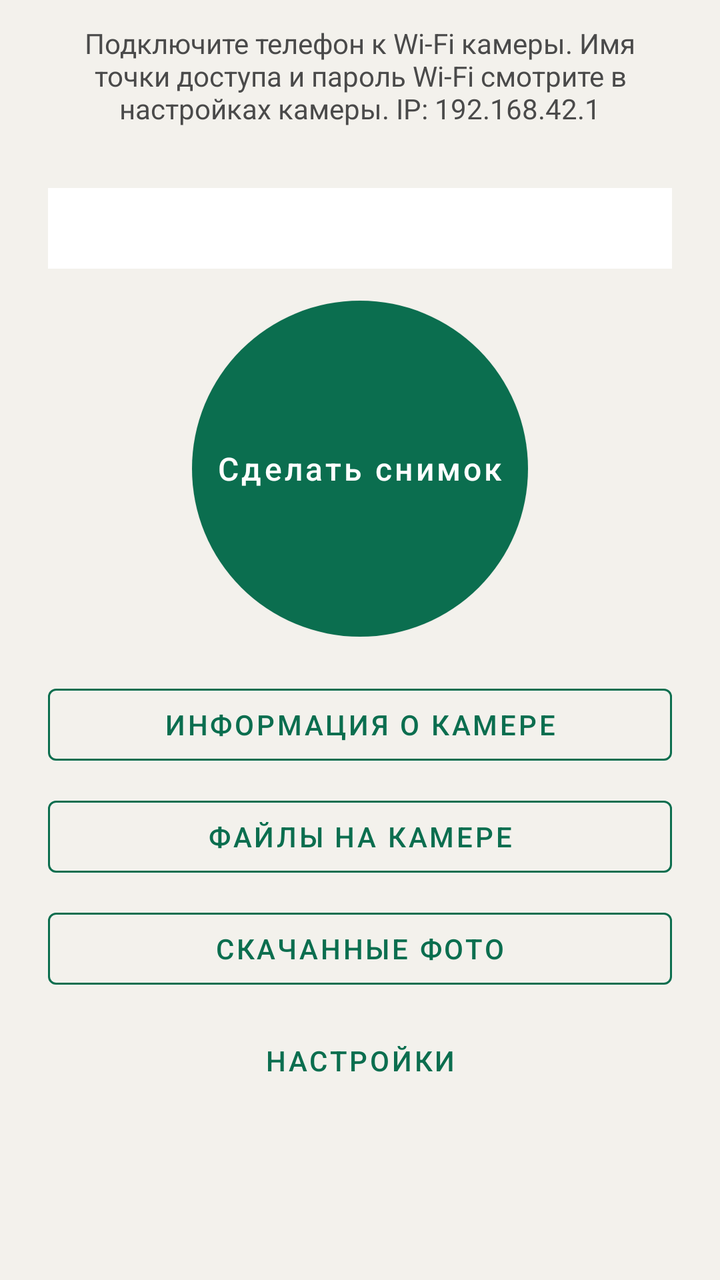
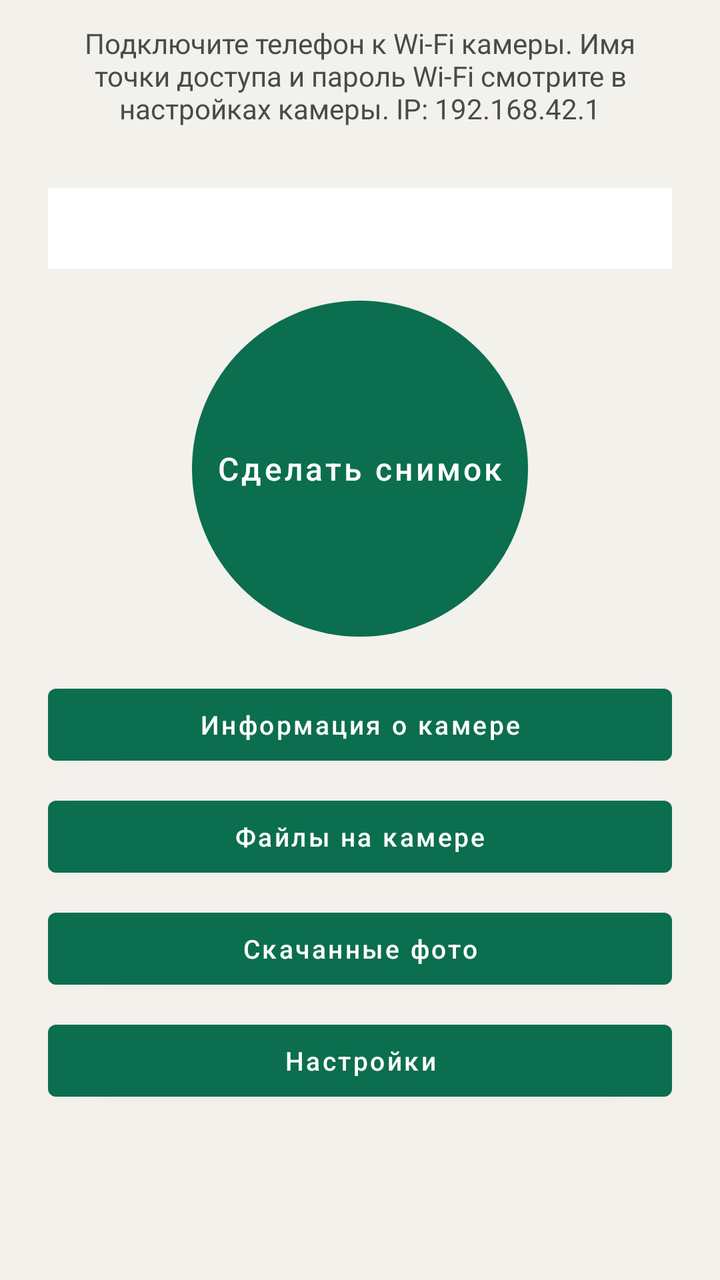

Screens rendered from an Android XML layout before and after an edit, with the pre-edit source and the edit as a unified diff.
<!-- AndroidManifest.xml: application theme Theme.Insta360X5 -->
<!-- res/layout/activity_main.xml -->
<?xml version="1.0" encoding="utf-8"?>
<ScrollView xmlns:android="http://schemas.android.com/apk/res/android"
    xmlns:app="http://schemas.android.com/apk/res-auto"
    android:layout_width="match_parent"
    android:layout_height="match_parent"
    android:background="@color/bg"
    android:fillViewport="true">

    <LinearLayout
        android:layout_width="match_parent"
        android:layout_height="wrap_content"
        android:gravity="center_horizontal"
        android:orientation="vertical"
        android:paddingHorizontal="24dp"
        android:paddingTop="12dp"
        android:paddingBottom="24dp">

        <TextView
            android:id="@+id/statusLine"
            android:layout_width="match_parent"
            android:layout_height="wrap_content"
            android:gravity="center"
            android:text="@string/connect_hint"
            android:textColor="@color/text_secondary"
            android:textSize="14sp" />

        <TextView
            android:id="@+id/modeLine"
            android:layout_width="match_parent"
            android:layout_height="wrap_content"
            android:layout_marginTop="6dp"
            android:gravity="center"
            android:textColor="@color/text_secondary"
            android:textSize="12sp" />

        <ProgressBar
            android:id="@+id/progress"
            style="?android:attr/progressBarStyleHorizontal"
            android:layout_width="match_parent"
            android:layout_height="wrap_content"
            android:layout_marginTop="8dp"
            android:indeterminate="true"
            android:visibility="gone" />

        <TextView
            android:id="@+id/logView"
            android:layout_width="match_parent"
            android:layout_height="wrap_content"
            android:layout_marginTop="8dp"
            android:background="@color/surface"
            android:fontFamily="monospace"
            android:gravity="center"
            android:padding="12dp"
            android:textColor="@color/text_primary"
            android:textIsSelectable="true"
            android:textSize="12sp" />

        <com.google.android.material.button.MaterialButton
            android:id="@+id/btnTakePhoto"
            style="@style/Widget.Insta360X5.Button.Round"
            android:layout_width="168dp"
            android:layout_height="168dp"
            android:layout_marginTop="16dp"
            android:insetTop="0dp"
            android:insetBottom="0dp"
            android:text="@string/take_photo"
            android:textAllCaps="false"
            android:textSize="16sp"
            app:cornerRadius="84dp" />

        <com.google.android.material.button.MaterialButton
            android:id="@+id/btnCameraInfo"
            style="@style/Widget.Insta360X5.Button.Outlined"
            android:layout_width="match_parent"
            android:layout_height="wrap_content"
            android:layout_marginTop="20dp"
            android:text="@string/camera_info" />

        <com.google.android.material.button.MaterialButton
            android:id="@+id/btnFiles"
            style="@style/Widget.Insta360X5.Button.Outlined"
            android:layout_width="match_parent"
            android:layout_height="wrap_content"
            android:layout_marginTop="8dp"
            android:text="@string/files" />

        <com.google.android.material.button.MaterialButton
            android:id="@+id/btnPhotos"
            style="@style/Widget.Insta360X5.Button.Outlined"
            android:layout_width="match_parent"
            android:layout_height="wrap_content"
            android:layout_marginTop="8dp"
            android:text="@string/downloaded_photos" />

        <com.google.android.material.button.MaterialButton
            android:id="@+id/btnSettings"
            style="@style/Widget.Insta360X5.Button.Text"
            android:layout_width="match_parent"
            android:layout_height="wrap_content"
            android:layout_marginTop="8dp"
            android:text="@string/settings" />
    </LinearLayout>
</ScrollView>
<!-- resources referenced by this layout -->
<resources>
  <color name="bg">#FFF3F1EC</color>
  <color name="surface">#FFFFFFFF</color>
  <color name="text_primary">#FF1A1A1A</color>
  <color name="text_secondary">#FF4A4A4A</color>
  <string name="camera_info">Информация о камере</string>
  <string name="connect_hint">Подключите телефон к Wi‑Fi камеры. Имя точки доступа и пароль Wi‑Fi смотрите в настройках камеры. IP: 192.168.42.1</string>
  <string name="downloaded_photos">Скачанные фото</string>
  <string name="files">Файлы на камере</string>
  <string name="settings">Настройки</string>
  <string name="take_photo">Сделать снимок</string>
  <style name="Widget.Insta360X5.Button.Outlined" parent="Widget.MaterialComponents.Button.OutlinedButton">
          <item name="android:textColor">@color/accent</item>
          <item name="strokeColor">@color/accent</item>
          <item name="rippleColor">@color/accent</item>
      </style>
  <style name="Widget.Insta360X5.Button.Round" parent="Widget.MaterialComponents.Button">
          <item name="android:textColor">@color/white</item>
          <item name="backgroundTint">@color/accent</item>
          <item name="cornerRadius">84dp</item>
          <item name="android:padding">12dp</item>
      </style>
  <style name="Widget.Insta360X5.Button.Text" parent="Widget.MaterialComponents.Button.TextButton">
          <item name="android:textColor">@color/accent</item>
      </style>
  <style name="Theme.Insta360X5" parent="Theme.MaterialComponents.Light.DarkActionBar">
          <item name="colorPrimary">@color/accent</item>
          <item name="colorPrimaryDark">@color/accent_dark</item>
          <item name="colorPrimaryVariant">@color/accent_dark</item>
          <item name="colorSecondary">@color/accent</item>
          <item name="colorAccent">@color/accent</item>
          <item name="colorOnPrimary">@color/white</item>
          <item name="colorSurface">@color/surface</item>
          <item name="colorOnSurface">@color/text_primary</item>
          <item name="android:colorBackground">@color/bg</item>
          <item name="android:windowBackground">@color/bg</item>
          <item name="android:statusBarColor">@color/accent_dark</item>
          <item name="android:textColorPrimary">@color/text_primary</item>
          <item name="android:textColorSecondary">@color/text_secondary</item>
          <item name="android:textColor">@color/text_primary</item>
          <item name="android:textColorHint">@color/text_secondary</item>
          <item name="colorControlNormal">@color/text_secondary</item>
          <item name="colorControlActivated">@color/accent</item>
          <item name="actionBarTheme">@style/ThemeOverlay.Insta360X5.ActionBar</item>
          <item name="materialButtonOutlinedStyle">@style/Widget.Insta360X5.Button.Outlined</item>
          <item name="materialButtonStyle">@style/Widget.Insta360X5.Button</item>
      </style>
  <color name="accent">#FF0B6E4F</color>
  <color name="white">#FFFFFFFF</color>
  <color name="accent_dark">#FF084C37</color>
  <style name="ThemeOverlay.Insta360X5.ActionBar" parent="ThemeOverlay.MaterialComponents.Dark.ActionBar">
          <item name="android:textColorPrimary">@color/white</item>
          <item name="colorControlNormal">@color/white</item>
      </style>
  <style name="Widget.Insta360X5.Button" parent="Widget.MaterialComponents.Button">
          <item name="android:textColor">@color/white</item>
          <item name="backgroundTint">@color/accent</item>
      </style>
</resources>

<!-- the commit's change to res/layout/activity_main.xml (unified diff, before → after) -->
@@ -70,7 +70,7 @@
 
         <com.google.android.material.button.MaterialButton
             android:id="@+id/btnCameraInfo"
-            style="@style/Widget.Insta360X5.Button.Outlined"
+            style="@style/Widget.Insta360X5.Button"
             android:layout_width="match_parent"
             android:layout_height="wrap_content"
             android:layout_marginTop="20dp"
@@ -78,7 +78,7 @@
 
         <com.google.android.material.button.MaterialButton
             android:id="@+id/btnFiles"
-            style="@style/Widget.Insta360X5.Button.Outlined"
+            style="@style/Widget.Insta360X5.Button"
             android:layout_width="match_parent"
             android:layout_height="wrap_content"
             android:layout_marginTop="8dp"
@@ -86,7 +86,7 @@
 
         <com.google.android.material.button.MaterialButton
             android:id="@+id/btnPhotos"
-            style="@style/Widget.Insta360X5.Button.Outlined"
+            style="@style/Widget.Insta360X5.Button"
             android:layout_width="match_parent"
             android:layout_height="wrap_content"
             android:layout_marginTop="8dp"
@@ -94,7 +94,7 @@
 
         <com.google.android.material.button.MaterialButton
             android:id="@+id/btnSettings"
-            style="@style/Widget.Insta360X5.Button.Text"
+            style="@style/Widget.Insta360X5.Button"
             android:layout_width="match_parent"
             android:layout_height="wrap_content"
             android:layout_marginTop="8dp"
<!-- resource entries referenced after the edit -->
@@ -10,19 +10,17 @@
   <string name="files">Файлы на камере</string>
   <string name="settings">Настройки</string>
   <string name="take_photo">Сделать снимок</string>
-  <style name="Widget.Insta360X5.Button.Outlined" parent="Widget.MaterialComponents.Button.OutlinedButton">
-          <item name="android:textColor">@color/accent</item>
-          <item name="strokeColor">@color/accent</item>
-          <item name="rippleColor">@color/accent</item>
+  <style name="Widget.Insta360X5.Button.Outlined" parent="Widget.Insta360X5.Button" />
+  <style name="Widget.Insta360X5.DialogButton" parent="Widget.Insta360X5.Button">
+          <item name="android:layout_margin">4dp</item>
+          <item name="android:minWidth">0dp</item>
+          <item name="android:paddingHorizontal">12dp</item>
       </style>
-  <style name="Widget.Insta360X5.Button.Round" parent="Widget.MaterialComponents.Button">
-          <item name="android:textColor">@color/white</item>
-          <item name="backgroundTint">@color/accent</item>
+  <style name="Widget.Insta360X5.Button.Round" parent="Widget.Insta360X5.Button">
           <item name="cornerRadius">84dp</item>
           <item name="android:padding">12dp</item>
-      </style>
-  <style name="Widget.Insta360X5.Button.Text" parent="Widget.MaterialComponents.Button.TextButton">
-          <item name="android:textColor">@color/accent</item>
+          <item name="android:textSize">14sp</item>
+          <item name="android:maxLines">2</item>
       </style>
   <style name="Theme.Insta360X5" parent="Theme.MaterialComponents.Light.DarkActionBar">
           <item name="colorPrimary">@color/accent</item>
@@ -43,6 +41,7 @@
           <item name="colorControlNormal">@color/text_secondary</item>
           <item name="colorControlActivated">@color/accent</item>
           <item name="actionBarTheme">@style/ThemeOverlay.Insta360X5.ActionBar</item>
+          <item name="alertDialogTheme">@style/ThemeOverlay.Insta360X5.Dialog</item>
           <item name="materialButtonOutlinedStyle">@style/Widget.Insta360X5.Button.Outlined</item>
           <item name="materialButtonStyle">@style/Widget.Insta360X5.Button</item>
       </style>
@@ -53,9 +52,18 @@
           <item name="android:textColorPrimary">@color/white</item>
           <item name="colorControlNormal">@color/white</item>
       </style>
+  <style name="ThemeOverlay.Insta360X5.Dialog" parent="ThemeOverlay.MaterialComponents.MaterialAlertDialog">
+          <item name="buttonBarPositiveButtonStyle">@style/Widget.Insta360X5.DialogButton</item>
+          <item name="buttonBarNegativeButtonStyle">@style/Widget.Insta360X5.DialogButton</item>
+          <item name="buttonBarNeutralButtonStyle">@style/Widget.Insta360X5.DialogButton</item>
+      </style>
   <style name="Widget.Insta360X5.Button" parent="Widget.MaterialComponents.Button">
           <item name="android:textColor">@color/white</item>
           <item name="backgroundTint">@color/accent</item>
+          <item name="android:textSize">13sp</item>
+          <item name="android:textAllCaps">false</item>
+          <item name="android:maxLines">1</item>
+          <item name="rippleColor">@color/accent_dark</item>
       </style>
 </resources>
 
